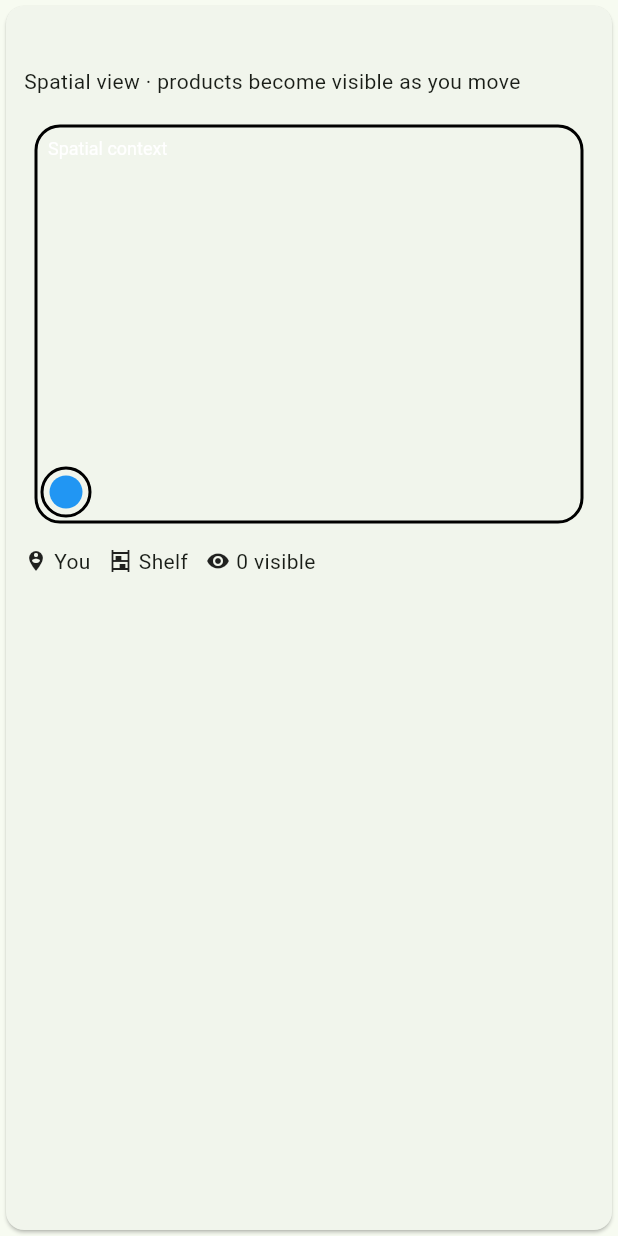
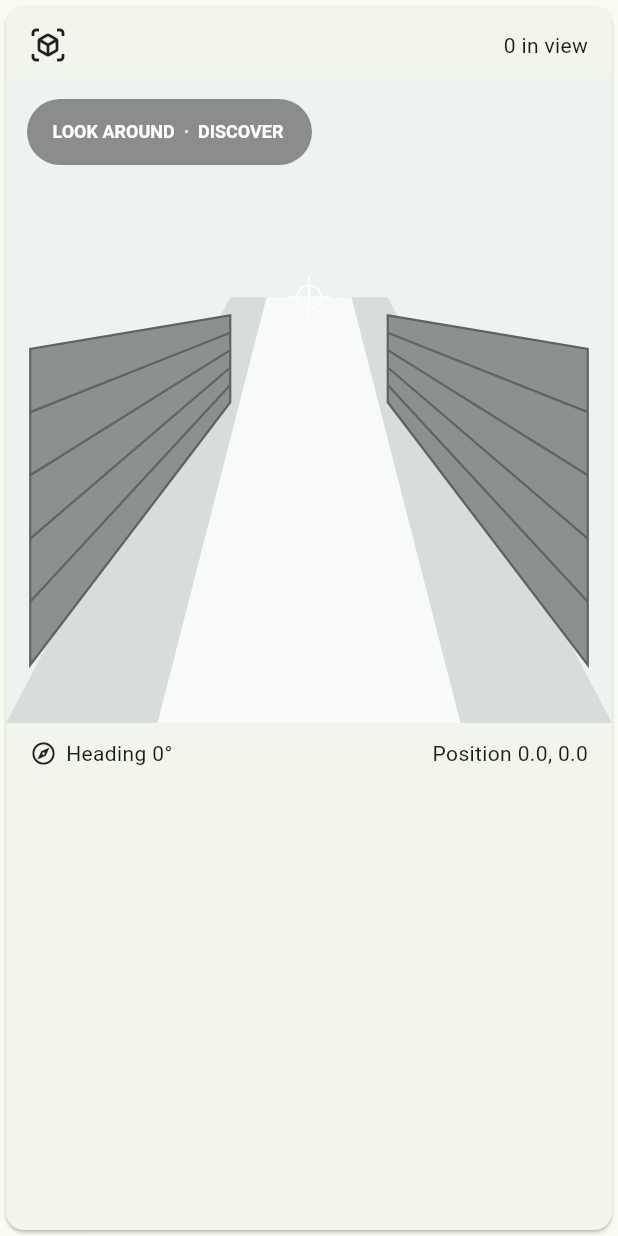
Before and after one commit to panashegwapedza/essentials-mart, a Flutter app: the WalkModeSpatialView widget shown alone on an empty page, opened directly with empty values, on a phone screen of 412 x 824 dp. Run offline on Flutter 3.47's test engine with Material 3 defaults, Android fonts, the phone set to English and light mode, and no system bars; network calls fail.

Commit message:
feat(flutter): render Walk Mode as immersive perspective view

```diff
--- a/apps/customer_flutter/lib/features/walk_mode/presentation/walk_mode_spatial_view.dart
+++ b/apps/customer_flutter/lib/features/walk_mode/presentation/walk_mode_spatial_view.dart
@@ -1,225 +1,364 @@
+import 'dart:math' as math;
+
 import 'package:flutter/material.dart';
 
 import '../data/walk_mode_models.dart';
 
-/// A renderer-neutral model presented as a simple 2D store/aisle view.
+/// Immersive Walk Mode viewport.
 ///
-/// This is intentionally not a fake 3D/AR renderer. It makes the spatial
-/// contract visible to the customer while leaving richer renderers free to
-/// consume the same positions later.
+/// This is deliberately a perspective/first-person presentation rather than
+/// a top-down 2D map. The spatial contract remains renderer-neutral so a true
+/// 3D/AR renderer can replace this presentation without changing product,
+/// location, discovery or basket boundaries.
 class WalkModeSpatialView extends StatelessWidget {
   const WalkModeSpatialView({
     super.key,
     required this.aisle,
     required this.customerPosition,
     required this.visibleProducts,
+    this.headingDegrees = 0,
     this.onProductTap,
+    this.onLook,
   });
 
   final WalkModeAisle aisle;
   final WalkModeSpatialPosition customerPosition;
   final List<WalkModeProductPlacement> visibleProducts;
+  final double headingDegrees;
   final ValueChanged<WalkModeProductPlacement>? onProductTap;
+  final ValueChanged<double>? onLook;
 
   @override
   Widget build(BuildContext context) {
     return Card(
       clipBehavior: Clip.antiAlias,
-      child: Padding(
-        padding: const EdgeInsets.all(12),
       child: Column(
-          crossAxisAlignment: CrossAxisAlignment.start,
+        crossAxisAlignment: CrossAxisAlignment.stretch,
         children: [
-            Text(aisle.name, style: Theme.of(context).textTheme.titleMedium),
-            const SizedBox(height: 4),
-            const Text('Spatial view · products become visible as you move'),
-            const SizedBox(height: 12),
+          Padding(
+            padding: const EdgeInsets.fromLTRB(16, 14, 16, 10),
+            child: Row(
+              children: [
+                const Icon(Icons.view_in_ar_outlined),
+                const SizedBox(width: 8),
+                Expanded(
+                  child: Text(
+                    aisle.name,
+                    style: Theme.of(context).textTheme.titleMedium,
+                  ),
+                ),
+                Text('${visibleProducts.length} in view'),
+              ],
+            ),
+          ),
           SizedBox(
-              height: 280,
-              width: double.infinity,
-              child: CustomPaint(
-                painter: _WalkModeSpatialPainter(
+            height: 430,
+            child: GestureDetector(
+              behavior: HitTestBehavior.opaque,
+              onTapDown: onProductTap == null
+                  ? null
+                  : (details) => _selectProduct(details.localPosition, const Size(1, 1)),
+              onHorizontalDragUpdate: onLook == null
+                  ? null
+                  : (details) => onLook!(details.delta.dx * 0.25),
+              child: LayoutBuilder(
+                builder: (context, constraints) {
+                  final size = constraints.biggest;
+                  return CustomPaint(
+                    painter: _PerspectiveAislePainter(
                       aisle: aisle,
                       customerPosition: customerPosition,
                       visibleProducts: visibleProducts,
+                      headingDegrees: headingDegrees,
                     ),
-                child: _SpatialTapLayer(
-                  aisle: aisle,
+                    child: _ProductHitLayer(
+                      size: size,
+                      visibleProducts: visibleProducts,
                       customerPosition: customerPosition,
-                  visibleProducts: visibleProducts,
+                      headingDegrees: headingDegrees,
                       onProductTap: onProductTap,
+                    ),
+                  );
+                },
               ),
             ),
           ),
-            const SizedBox(height: 8),
-            Wrap(
-              spacing: 12,
-              runSpacing: 4,
+          Padding(
+            padding: const EdgeInsets.fromLTRB(16, 10, 16, 14),
+            child: Row(
               children: [
-                const _LegendItem(label: 'You', icon: Icons.person_pin_circle),
-                const _LegendItem(label: 'Shelf', icon: Icons.shelves),
-                _LegendItem(
-                  label: '${visibleProducts.length} visible',
-                  icon: Icons.visibility,
-                ),
-              ],
+                const Icon(Icons.explore_outlined, size: 18),
+                const SizedBox(width: 6),
+                Text('Heading ${headingDegrees.toStringAsFixed(0)}°'),
+                const Spacer(),
+                Text(
+                  'Position ${customerPosition.x.toStringAsFixed(1)}, '
+                  '${customerPosition.y.toStringAsFixed(1)}',
                 ),
               ],
             ),
           ),
+        ],
+      ),
+    );
+  }
+
+  void _selectProduct(Offset localPosition, Size _) {
+    // Product selection is implemented by the hit layer below. This method
+    // exists only to keep the gesture boundary explicit in the viewport.
+  }
+}
+
+class _ProductHitLayer extends StatelessWidget {
+  const _ProductHitLayer({
+    required this.size,
+    required this.visibleProducts,
+    required this.customerPosition,
+    required this.headingDegrees,
+    this.onProductTap,
+  });
+
+  final Size size;
+  final List<WalkModeProductPlacement> visibleProducts;
+  final WalkModeSpatialPosition customerPosition;
+  final double headingDegrees;
+  final ValueChanged<WalkModeProductPlacement>? onProductTap;
+
+  @override
+  Widget build(BuildContext context) {
+    if (onProductTap == null) return const SizedBox.expand();
+    final projector = _PerspectiveProjector(size, headingDegrees);
+    return Stack(
+      children: visibleProducts.map((placement) {
+        final point = projector.project(placement.position, customerPosition);
+        if (point == null) return const SizedBox.shrink();
+        return Positioned(
+          left: point.dx - 30,
+          top: point.dy - 30,
+          width: 60,
+          height: 60,
+          child: Semantics(
+            button: true,
+            label: 'Discover ${placement.product.name}',
+            child: Material(
+              color: Colors.transparent,
+              child: InkWell(
+                customBorder: const CircleBorder(),
+                onTap: () => onProductTap!(placement),
+                child: Tooltip(
+                  message: placement.product.name,
+                  child: const Icon(Icons.add_circle_outline, size: 30),
+                ),
+              ),
+            ),
+          ),
+        );
+      }).toList(growable: false),
     );
   }
 }
 
-class _SpatialTapLayer extends StatelessWidget {
-  const _SpatialTapLayer({
+class _PerspectiveAislePainter extends CustomPainter {
+  const _PerspectiveAislePainter({
     required this.aisle,
     required this.customerPosition,
     required this.visibleProducts,
-    this.onProductTap,
+    required this.headingDegrees,
   });
 
   final WalkModeAisle aisle;
   final WalkModeSpatialPosition customerPosition;
   final List<WalkModeProductPlacement> visibleProducts;
-  final ValueChanged<WalkModeProductPlacement>? onProductTap;
+  final double headingDegrees;
 
   @override
-  Widget build(BuildContext context) {
-    if (onProductTap == null) return const SizedBox.expand();
+  void paint(Canvas canvas, Size size) {
+    final projector = _PerspectiveProjector(size, headingDegrees);
+    final horizon = size.height * 0.34;
+    final vanishing = Offset(size.width / 2, horizon);
 
-    return LayoutBuilder(
-      builder: (context, constraints) {
-        final transform = _SpatialTransform(constraints.biggest);
-        return Stack(
-          children: visibleProducts.map((placement) {
-            final point = transform.toOffset(placement.position);
-            return Positioned(
-              left: point.dx - 20,
-              top: point.dy - 20,
-              width: 40,
-              height: 40,
-              child: Semantics(
-                button: true,
-                label: 'Discover ${placement.product.name}',
-                child: GestureDetector(
-                  onTap: () => onProductTap!(placement),
-                  child: const Icon(Icons.touch_app_outlined, size: 28),
-                ),
-              ),
-            );
-          }).toList(growable: false),
-        );
-      },
+    final sky = Paint()..color = const Color(0xffeef3ef);
+    final floor = Paint()..color = const Color(0xffd9ddd9);
+    final shelf = Paint()..color = const Color(0xff8c918d);
+    final shelfEdge = Paint()
+      ..color = const Color(0xff5f6461)
+      ..style = PaintingStyle.stroke
+      ..strokeWidth = 1.5;
+    final aisleGlow = Paint()..color = const Color(0xfff7faf7);
+    final productPaint = Paint()..color = const Color(0xff2e7d32);
+
+    canvas.drawRect(Offset.zero & size, sky);
+
+    final floorPath = Path()
+      ..moveTo(0, size.height)
+      ..lineTo(size.width, size.height)
+      ..lineTo(size.width * 0.63, horizon)
+      ..lineTo(size.width * 0.37, horizon)
+      ..close();
+    canvas.drawPath(floorPath, floor);
+
+    final aislePath = Path()
+      ..moveTo(size.width * 0.25, size.height)
+      ..lineTo(size.width * 0.75, size.height)
+      ..lineTo(size.width * 0.57, horizon)
+      ..lineTo(size.width * 0.43, horizon)
+      ..close();
+    canvas.drawPath(aislePath, aisleGlow);
+
+    _drawShelf(canvas, size, horizon, projector, -1, shelf, shelfEdge);
+    _drawShelf(canvas, size, horizon, projector, 1, shelf, shelfEdge);
+
+    for (final placement in aisle.products) {
+      final point = projector.project(placement.position, customerPosition);
+      if (point == null) continue;
+      final depth = projector.depth(placement.position, customerPosition);
+      final radius = (14 / depth).clamp(4.0, 12.0);
+      canvas.drawCircle(point, radius, productPaint);
+    }
+
+    final route = projector.routeToNearest(visibleProducts, customerPosition);
+    if (route != null) {
+      final routePaint = Paint()
+        ..color = const Color(0xff2e7d32).withValues(alpha: 0.45)
+        ..style = PaintingStyle.stroke
+        ..strokeWidth = 3;
+      final path = Path()..moveTo(size.width / 2, size.height * 0.91);
+      path.lineTo(route.dx, route.dy);
+      canvas.drawPath(path, routePaint);
+    }
+
+    _drawHud(canvas, size, vanishing);
+  }
+
+  void _drawShelf(
+    Canvas canvas,
+    Size size,
+    double horizon,
+    _PerspectiveProjector projector,
+    int side,
+    Paint shelf,
+    Paint edge,
+  ) {
+    final nearX = side < 0 ? size.width * 0.04 : size.width * 0.96;
+    final farX = side < 0 ? size.width * 0.37 : size.width * 0.63;
+    final topNear = size.height * 0.42;
+    final bottomNear = size.height * 0.91;
+    final topFar = horizon + 12;
+    final bottomFar = horizon + 70;
+
+    final path = Path()
+      ..moveTo(nearX, topNear)
+      ..lineTo(nearX, bottomNear)
+      ..lineTo(farX, bottomFar)
+      ..lineTo(farX, topFar)
+      ..close();
+    canvas.drawPath(path, shelf);
+    canvas.drawPath(path, edge);
+
+    for (var i = 1; i < 5; i++) {
+      final t = i / 5;
+      final yNear = topNear + (bottomNear - topNear) * t;
+      final yFar = topFar + (bottomFar - topFar) * t;
+      canvas.drawLine(
+        Offset(nearX, yNear),
+        Offset(farX, yFar),
+        edge,
       );
     }
   }
 
-class _WalkModeSpatialPainter extends CustomPainter {
-  const _WalkModeSpatialPainter({
-    required this.aisle,
-    required this.customerPosition,
-    required this.visibleProducts,
-  });
+  void _drawHud(Canvas canvas, Size size, Offset vanishing) {
+    final hud = Paint()..color = Colors.black.withValues(alpha: 0.42);
+    canvas.drawRRect(
+      RRect.fromRectAndRadius(
+        Rect.fromLTWH(14, 14, 190, 44),
+        const Radius.circular(22),
+      ),
+      hud,
+    );
+    final text = TextPainter(
+      text: const TextSpan(
+        text: '  LOOK AROUND  ·  DISCOVER',
+        style: TextStyle(color: Colors.white, fontSize: 12, fontWeight: FontWeight.w600),
+      ),
+      textDirection: TextDirection.ltr,
+    )..layout();
+    text.paint(canvas, const Offset(25, 29));
 
-  final WalkModeAisle aisle;
-  final WalkModeSpatialPosition customerPosition;
-  final List<WalkModeProductPlacement> visibleProducts;
-
-  @override
-  void paint(Canvas canvas, Size size) {
-    final transform = _SpatialTransform(size);
-    final border = Paint()
+    final reticle = Paint()
+      ..color = Colors.white.withValues(alpha: 0.8)
       ..style = PaintingStyle.stroke
-      ..strokeWidth = 2;
-    final shelf = Paint()
-      ..style = PaintingStyle.fill
-      ..color = Colors.brown.withValues(alpha: 0.16);
-    final visible = Paint()
-      ..style = PaintingStyle.fill
-      ..color = Colors.green;
-    final customer = Paint()
-      ..style = PaintingStyle.fill
-      ..color = Colors.blue;
-
-    final floor = RRect.fromRectAndRadius(
-      Rect.fromLTWH(8, 8, size.width - 16, size.height - 16),
-      const Radius.circular(16),
+      ..strokeWidth = 1.5;
+    canvas.drawCircle(vanishing, 8, reticle);
+    canvas.drawLine(
+      Offset(vanishing.dx - 14, vanishing.dy),
+      Offset(vanishing.dx + 14, vanishing.dy),
+      reticle,
     );
-    canvas.drawRRect(floor, border);
-
-    for (final placement in aisle.products) {
-      final point = transform.toOffset(placement.position);
-      final shelfRect = Rect.fromCenter(
-        center: point,
-        width: 48,
-        height: 28,
-      );
-      canvas.drawRRect(
-        RRect.fromRectAndRadius(shelfRect, const Radius.circular(6)),
-        shelf,
+    canvas.drawLine(
+      Offset(vanishing.dx, vanishing.dy - 14),
+      Offset(vanishing.dx, vanishing.dy + 14),
+      reticle,
     );
   }
 
-    for (final placement in visibleProducts) {
-      final point = transform.toOffset(placement.position);
-      canvas.drawCircle(point, 7, visible);
-    }
-
-    final customerPoint = transform.toOffset(customerPosition);
-    canvas.drawCircle(customerPoint, 11, customer);
-    canvas.drawCircle(customerPoint, 16, border);
-
-    final textPainter = TextPainter(
-      text: const TextSpan(
-        text: 'Spatial context',
-        style: TextStyle(fontSize: 12),
-      ),
-      textDirection: TextDirection.ltr,
-    )..layout();
-    textPainter.paint(canvas, const Offset(16, 16));
-  }
-
   @override
-  bool shouldRepaint(covariant _WalkModeSpatialPainter oldDelegate) {
+  bool shouldRepaint(covariant _PerspectiveAislePainter oldDelegate) {
     return oldDelegate.aisle != aisle ||
         oldDelegate.customerPosition != customerPosition ||
-        oldDelegate.visibleProducts != visibleProducts;
+        oldDelegate.visibleProducts != visibleProducts ||
+        oldDelegate.headingDegrees != headingDegrees;
   }
 }
 
-class _SpatialTransform {
-  const _SpatialTransform(this.size);
+class _PerspectiveProjector {
+  const _PerspectiveProjector(this.size, this.headingDegrees);
 
   final Size size;
+  final double headingDegrees;
 
-  Offset toOffset(WalkModeSpatialPosition position) {
-    const padding = 28.0;
-    const worldScale = 38.0;
-    final maxX = size.width - padding;
-    final maxY = size.height - padding;
-    return Offset(
-      (padding + position.x * worldScale).clamp(padding, maxX),
-      (size.height - padding - position.y * worldScale).clamp(padding, maxY),
-    );
+  double depth(WalkModeSpatialPosition point, WalkModeSpatialPosition camera) {
+    final dx = point.x - camera.x;
+    final dy = point.y - camera.y;
+    final angle = -headingDegrees * math.pi / 180;
+    final forward = dx * math.sin(angle) + dy * math.cos(angle);
+    return math.max(0.45, forward + 1.6);
+  }
+
+  Offset? project(
+    WalkModeSpatialPosition point,
+    WalkModeSpatialPosition camera,
+  ) {
+    final dx = point.x - camera.x;
+    final dy = point.y - camera.y;
+    final angle = -headingDegrees * math.pi / 180;
+    final forward = dx * math.sin(angle) + dy * math.cos(angle);
+    final lateral = dx * math.cos(angle) - dy * math.sin(angle);
+    if (forward < -0.7 || forward > 12) return null;
+
+    final d = math.max(0.55, forward + 1.7);
+    final scale = 155 / d;
+    final x = size.width / 2 + lateral * scale;
+    final y = size.height * 0.34 + 175 / d;
+    if (x < -60 || x > size.width + 60 || y < -60 || y > size.height + 60) {
+      return null;
+    }
+    return Offset(x, y);
+  }
+
+  Offset? routeToNearest(
+    List<WalkModeProductPlacement> products,
+    WalkModeSpatialPosition camera,
+  ) {
+    Offset? best;
+    var bestDepth = double.infinity;
+    for (final placement in products) {
+      final d = depth(placement.position, camera);
+      if (d < bestDepth) {
+        bestDepth = d;
+        best = project(placement.position, camera);
       }
     }
-
-class _LegendItem extends StatelessWidget {
-  const _LegendItem({required this.label, required this.icon});
-
-  final String label;
-  final IconData icon;
-
-  @override
-  Widget build(BuildContext context) {
-    return Row(
-      mainAxisSize: MainAxisSize.min,
-      children: [
-        Icon(icon, size: 16),
-        const SizedBox(width: 4),
-        Text(label),
-      ],
-    );
+    return best;
   }
 }
```
Lines whose indentation alone changed are shown as unchanged.
